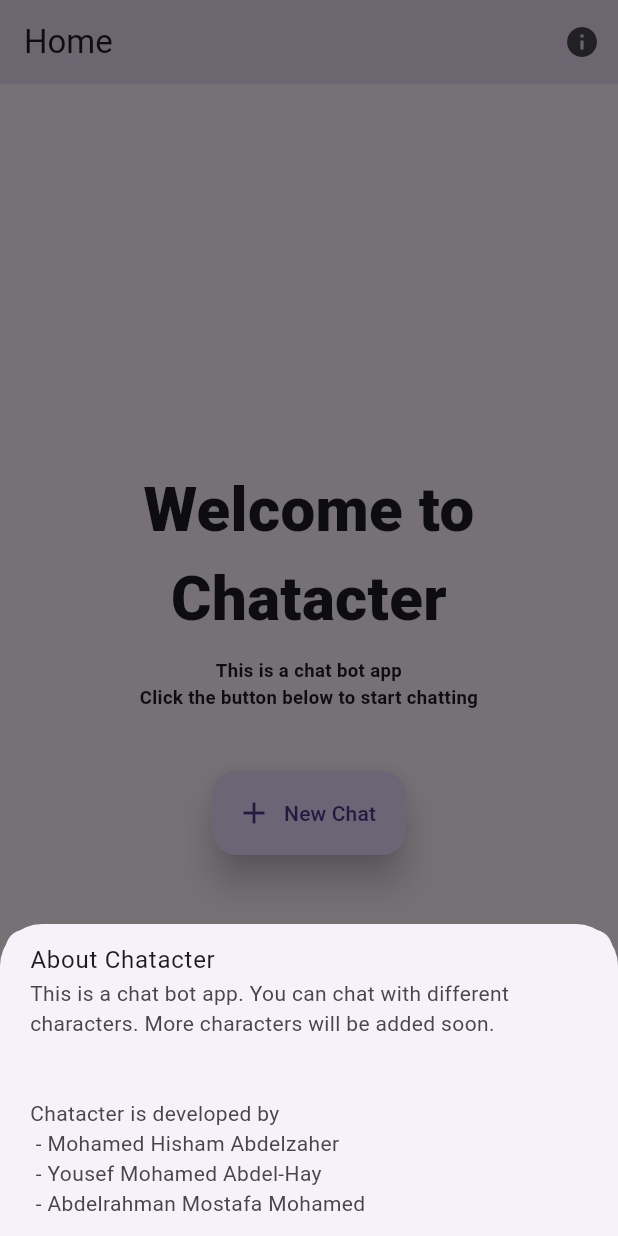
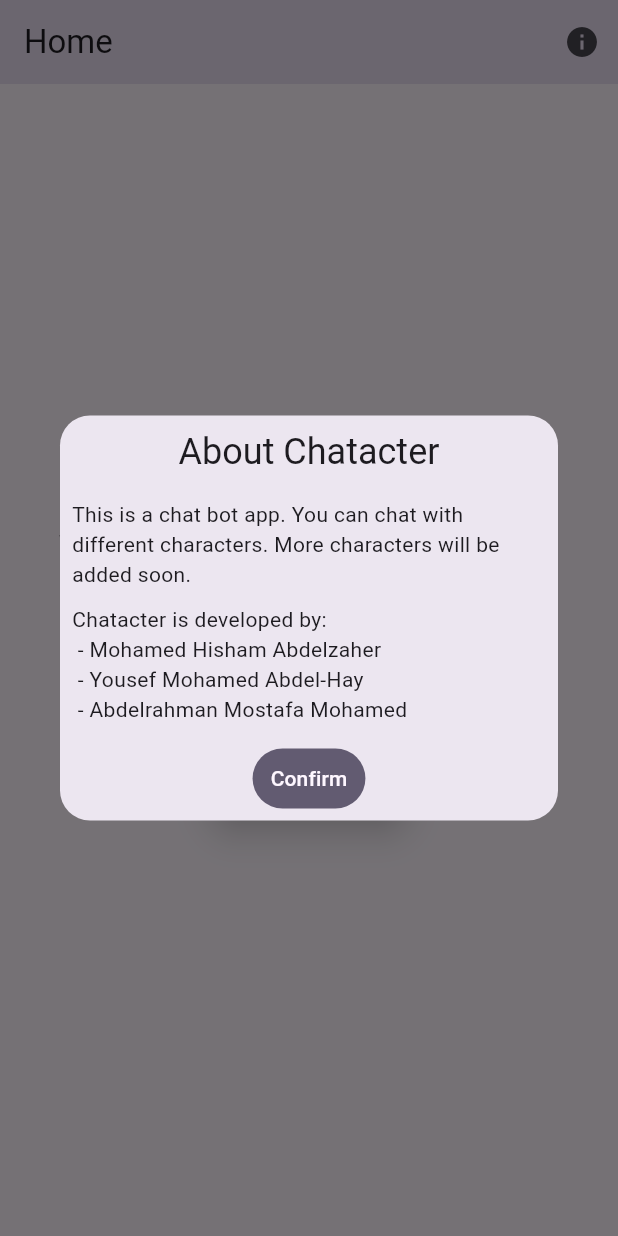
Before and after one commit to AlphaSphereDotAI/chatacter_flutter_old, a Flutter app: the screen it shows after launch, after a tap on the "info" icon, on a phone screen of 412 x 824 dp. Run offline on Flutter 3.47's test engine with Material 3 defaults, Android fonts, the phone set to English and light mode, and no system bars; our stand-ins replace get.

Commit message:
chore: Update GetPage routes in main.dart

```diff
--- a/lib/Pages/home.dart
+++ b/lib/Pages/home.dart
@@ -21,18 +21,25 @@ class Home extends StatelessWidget {
               onPressed: () {
                 print('Info Button Pressed');
                 // card widget
-                showModalBottomSheet(
-                  context: context,
-                  builder: (BuildContext context) {
-                    return const Card(
-                      elevation: 0,
-                      child: ListTile(
-                        title: Text('About Chatacter'),
-                        subtitle: Text(
-                            'This is a chat bot app. You can chat with different characters. More characters will be added soon.\n\n\nChatacter is developed by\n\t- Mohamed Hisham Abdelzaher\n\t- Yousef Mohamed Abdel-Hay\n\t- Abdelrahman Mostafa Mohamed'),
+                Get.defaultDialog(
+                  title: 'About Chatacter',
+                  onConfirm: () {
+                    print('Ok');
+                    Get.back();
+                  },
+                  textConfirm: 'Confirm',
+                  // radius: 50,
+                  content: const Column(
+                    crossAxisAlignment: CrossAxisAlignment.start,
+                    children: [
+                      Text('This is a chat bot app. You can chat with different characters. More characters will be added soon.'),
+                      SizedBox(height: 10),
+                      Text('Chatacter is developed by:'),
+                      Text('\t- Mohamed Hisham Abdelzaher'),
+                      Text('\t- Yousef Mohamed Abdel-Hay'),
+                      Text('\t- Abdelrahman Mostafa Mohamed'),
+                    ],
                   ),
-                    );
-                  },
                 );
               },
             ),
@@ -50,7 +57,7 @@ class Home extends StatelessWidget {
                     textAlign: TextAlign.center,
                     style: TextStyle(
                       fontWeight: FontWeight.w900,
-                      fontSize: screenWidth * 0.1,
+                      fontSize: screenWidth * 0.08,
                     ),
                   ),
                   const SizedBox(height: 10),
@@ -66,15 +73,8 @@ class Home extends StatelessWidget {
                   FloatingActionButton.extended(
                     onPressed: () {
                       print('New Chat Button Pressed');
-                      showModalBottomSheet(
-                        context: context,
-                        builder: (BuildContext context) {
-                          return SizedBox(
-                            // height: MediaQuery.of(context).size.height * 0.2,
-                            child: Center(
-                              child: Column(
-                                mainAxisAlignment: MainAxisAlignment.center,
-                                mainAxisSize: MainAxisSize.min,
+                      Get.bottomSheet(
+                        Wrap(
                           children: [
                             Card(
                               child: ListTile(
@@ -96,15 +96,10 @@ class Home extends StatelessWidget {
                             )
                           ],
                         ),
-                            ),
-                          );
-                        },
                       );
                     },
                     label: const Text('New Chat'),
                     icon: const Icon(Icons.add),
-                    // backgroundColor: Theme.of(context).colorScheme.secondary,
-                    // foregroundColor: Theme.of(context).colorScheme.onSecondary,
                     elevation: 10,
                     hoverColor: Colors.black45,
                   ),
--- a/lib/main.dart
+++ b/lib/main.dart
@@ -1,6 +1,5 @@
 import 'package:chatacter/Pages/chat.dart';
 import 'package:chatacter/Pages/home.dart';
-
 // import 'package:appwrite/appwrite.dart';
 import 'package:flutter/material.dart';
 import 'package:get/get.dart';
@@ -14,14 +13,8 @@ Future<void> main() async {
       title: 'Chatacter Demo',
       initialRoute: '/',
       getPages: [
-        GetPage(
-            name: '/',
-            page: () => const Home(),
-            transition: Transition.rightToLeft),
-        GetPage(
-            name: '/chat',
-            page: () => const Chat(),
-            transition: Transition.rightToLeft),
+        GetPage(name: '/', page: () => const Home()),
+        GetPage(name: '/chat', page: () => const Chat()),
       ],
       theme: ThemeData.light(useMaterial3: true),
     ),
```
Also changed, not shown: firebase.json (deleted). Lines whose indentation alone changed are shown as unchanged.
